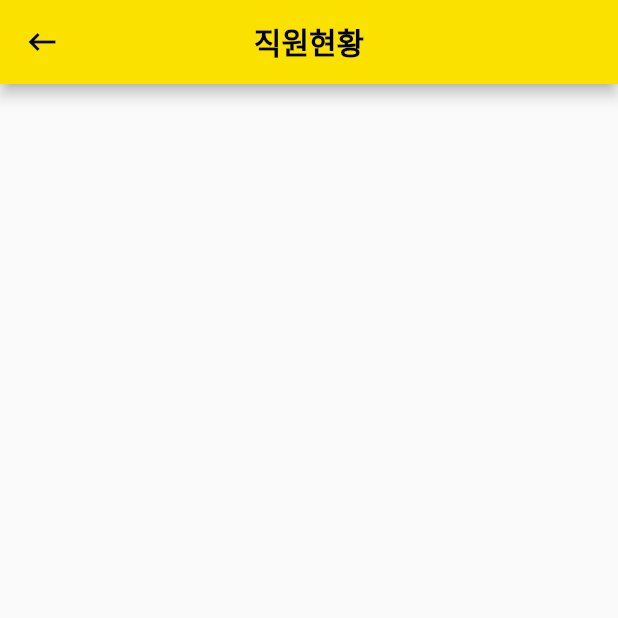
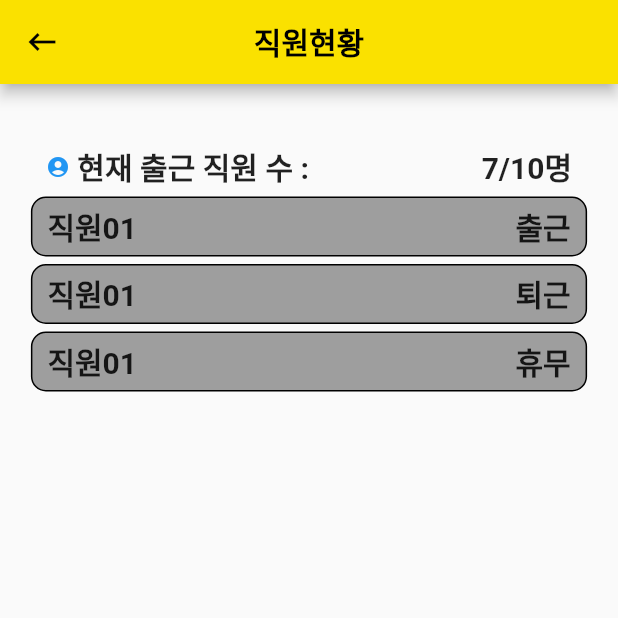
Before and after one commit to FEFastEasy/FEFE, a Flutter app: the Employee screen opened directly, on a phone screen of 412 x 824 dp, the top half of it. Run offline on Flutter 3.47's test engine with Material 2 defaults, Android fonts, the phone set to English and light mode, and no system bars; our stand-ins replace fl_chart, image_picker; missing offline and left inert: qr_code_scanner.

Commit message:
230927_employee add list

```diff
--- a/lib/info/manage/employee.dart
+++ b/lib/info/manage/employee.dart
@@ -1,7 +1,6 @@
 import 'package:flutter/material.dart';
 
 class Employee extends StatefulWidget {
-
   const Employee({Key? key}) : super(key: key);
 
   @override
@@ -9,6 +8,10 @@ class Employee extends StatefulWidget {
 }
 
 class _EmployeeState extends State<Employee> {
+  static final TextStyle _textStyle = TextStyle(
+    fontSize: 20,
+    fontWeight: FontWeight.bold,
+  );
 
   @override
   Widget build(BuildContext context) {
@@ -32,14 +35,65 @@ class _EmployeeState extends State<Employee> {
         backgroundColor: Color(0xfffae100),
       ),
       body: Container(
-        margin: EdgeInsets.all(2.0),
-        child: Column(
-          children: [
-            Container(
-              height: 80,
-            )
-          ],
-        ),
+        padding: EdgeInsets.symmetric(
+            horizontal: MediaQuery.of(context).size.width / 20),
+        child: Column(children: [
+          SizedBox(height: 40),
+          Container(
+            padding: EdgeInsets.symmetric(horizontal: 10),
+            child: Row(
+              mainAxisAlignment: MainAxisAlignment.spaceBetween,
+              children: [
+                Row(
+                  children: [
+                    Icon(Icons.account_circle, size: 16, color: Colors.blue),
+                    Text(' 현재 출근 직원 수 :', style: _textStyle),
+                  ],
+                ),
+                Text('7/10명', style: _textStyle),
+              ],
+            ),
+          ),
+          SizedBox(height: 5),
+          Container(
+            height: 40,
+            padding: EdgeInsets.symmetric(horizontal: 10),
+            decoration: BoxDecoration(border: Border.all(width: 1), borderRadius: BorderRadius.circular(10), color: Colors.grey),
+            child: Row(
+              mainAxisAlignment: MainAxisAlignment.spaceBetween,
+              children: [
+                Text('직원01', style: _textStyle),
+                Text('출근', style: _textStyle),
+              ],
+            ),
+          ),
+          SizedBox(height: 5),
+          Container(
+            height: 40,
+            padding: EdgeInsets.symmetric(horizontal: 10),
+            decoration: BoxDecoration(border: Border.all(width: 1), borderRadius: BorderRadius.circular(10), color: Colors.grey),
+            child: Row(
+              mainAxisAlignment: MainAxisAlignment.spaceBetween,
+              children: [
+                Text('직원01', style: _textStyle),
+                Text('퇴근', style: _textStyle),
+              ],
+            ),
+          ),
+          SizedBox(height: 5),
+          Container(
+            height: 40,
+            padding: EdgeInsets.symmetric(horizontal: 10),
+            decoration: BoxDecoration(border: Border.all(width: 1), borderRadius: BorderRadius.circular(10), color: Colors.grey),
+            child: Row(
+              mainAxisAlignment: MainAxisAlignment.spaceBetween,
+              children: [
+                Text('직원01', style: _textStyle),
+                Text('휴무', style: _textStyle),
+              ],
+            ),
+          ),
+        ]),
       ),
     );
   }
```
